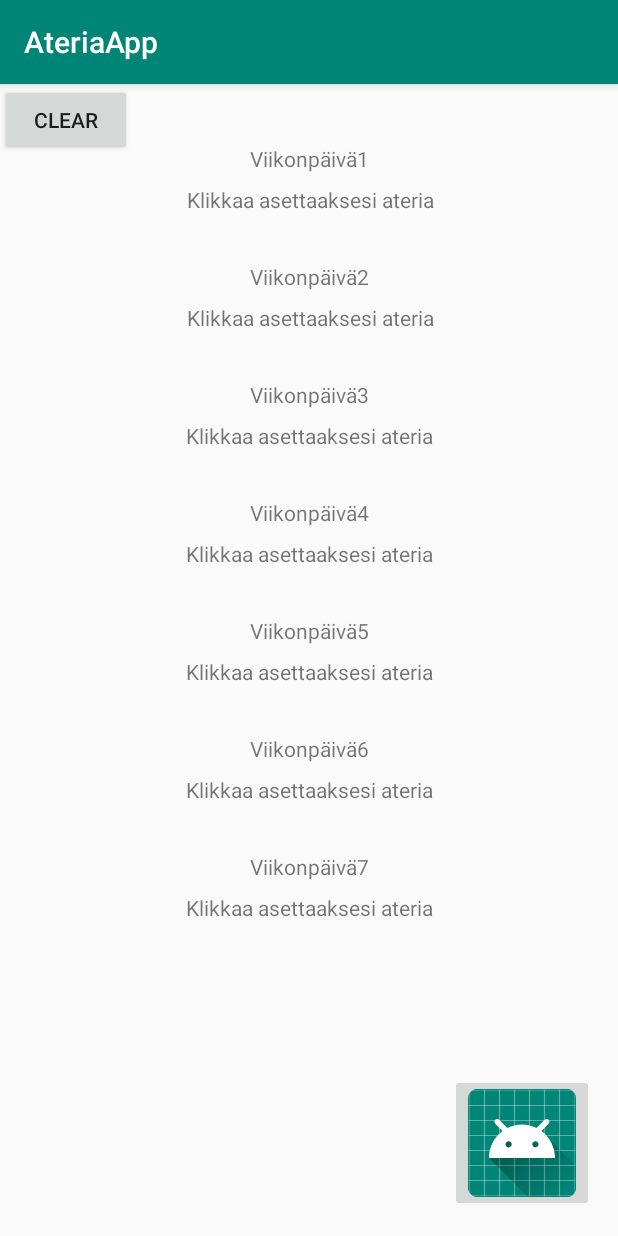
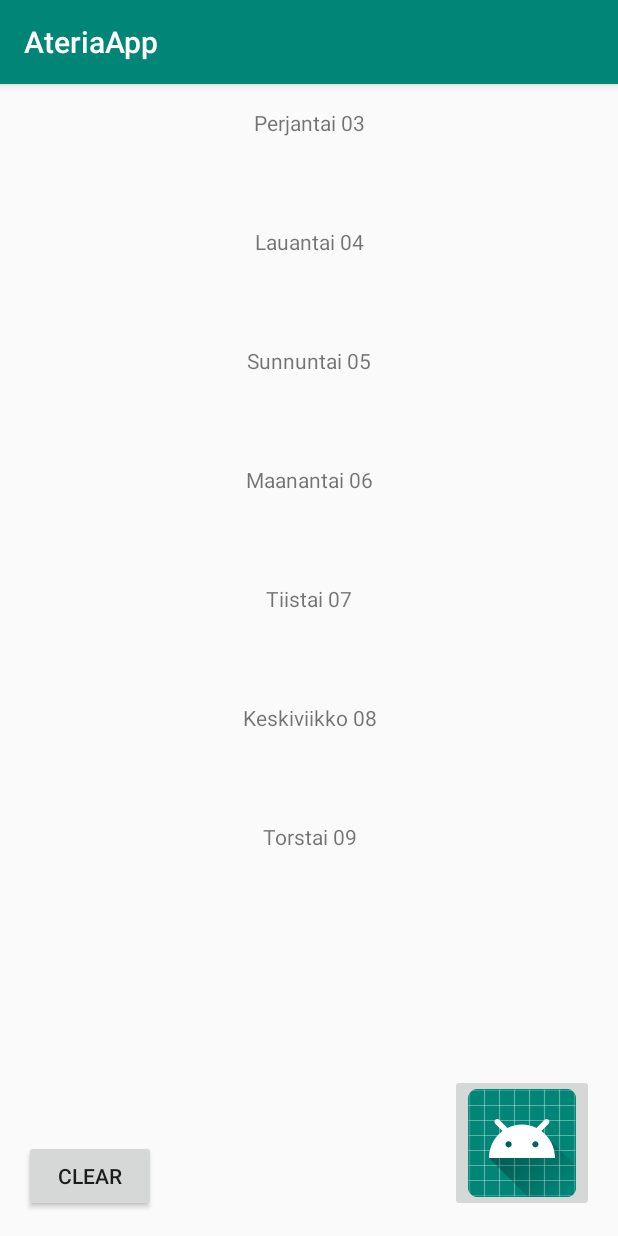
Before and after one commit to Ruon1s/AteriaApp, an Android app: the screen it shows after launch (MainActivity), on a phone screen of 412 x 824 dp. Run offline under Robolectric (Android 15) with nearby library versions, the phone set to English and light mode, and no system bars.

Commit message:
Main activity Scriptit + xml hipsutteluu

```diff
--- a/app/src/main/java/com/example/ateriaapp/MainActivity.java
+++ b/app/src/main/java/com/example/ateriaapp/MainActivity.java
@@ -5,23 +5,80 @@ import androidx.appcompat.app.AppCompatActivity;
 
 import android.os.Bundle;
 import android.util.Log;
-
-import java.time.LocalDate;
+import android.view.View;
+import android.widget.TextView;
+import java.text.SimpleDateFormat;
+import java.util.Calendar;
+import java.util.Locale;
 
 public class MainActivity extends AppCompatActivity {
-    LocalDate date = LocalDate.now();
 
+    private static final String TAG = "MainActivity";
+
+    public TextView day;
 
     @Override
     protected void onCreate(Bundle savedInstanceState) {
-
-        Log.d("aa", "date on" + date);
         super.onCreate(savedInstanceState);
         setContentView(R.layout.activity_main);
+        setupDays();
+    }
 
+    private String convertDayName(String SDFDay) {
+        if (SDFDay.contentEquals("Mon")) {
+            SDFDay = "Maanantai";
+        } else if (SDFDay.contentEquals("Tue")) {
+            SDFDay = "Tiistai";
+        } else if (SDFDay.contentEquals("Wed")) {
+            SDFDay = "Keskiviikko";
+        } else if (SDFDay.contentEquals("Thu")) {
+            SDFDay = "Torstai";
+        } else if (SDFDay.contentEquals("Fri")) {
+            SDFDay = "Perjantai";
+        } else if (SDFDay.contentEquals("Sat")) {
+            SDFDay = "Lauantai";
+        } else if (SDFDay.contentEquals("Sun")) {
+            SDFDay = "Sunnuntai";
+        }
+        return SDFDay;
+    }
+
+    private void setupDays(){
+        for (int i = 0 ; i < 7; i++) {
+            SimpleDateFormat sdf = new SimpleDateFormat("dd", Locale.US);
+            Calendar cal = Calendar.getInstance();
+            cal.add(Calendar.DAY_OF_MONTH, i);
+            String newDate = sdf.format(cal.getTime());
+            Log.d(TAG, "setupDays: " +newDate);
+            SimpleDateFormat sdf1 = new SimpleDateFormat("E", Locale.US);
+            String newDate1 = sdf1.format(cal.getTime());
+            newDate1 = convertDayName(newDate1);
+            Log.d(TAG, "setupDays: " +newDate1);
+
+            if (i==0) {
+                day = (TextView) findViewById(R.id.viikonpaiva1);
+            } else if (i==1) {
+                day = (TextView) findViewById(R.id.viikonpaiva2);
+            } else if (i==2) {
+                day = (TextView) findViewById(R.id.viikonpaiva3);
+            } else if (i==3) {
+                day = (TextView) findViewById(R.id.viikonpaiva4);
+            } else if (i==4) {
+                day = (TextView) findViewById(R.id.viikonpaiva5);
+            } else if (i==5) {
+                day = (TextView) findViewById(R.id.viikonpaiva6);
+            } else {
+                day = (TextView) findViewById(R.id.viikonpaiva7);
+            }
+
+            String dateText = ""+newDate1+" "+newDate;
+
+            day.setText(dateText);
+
+        }
+    }
+
+    public void addMeal(View view) {
 
     }
-
-
-
 }
--- a/app/src/main/res/layout/activity_main.xml
+++ b/app/src/main/res/layout/activity_main.xml
@@ -8,157 +8,122 @@
 
     <TextView
         android:id="@+id/viikonpaiva1"
-        android:layout_width="wrap_content"
-        android:layout_height="wrap_content"
-        android:layout_marginStart="8dp"
-        android:layout_marginLeft="8dp"
-        android:layout_marginTop="40dp"
-        android:layout_marginEnd="8dp"
-        android:layout_marginRight="8dp"
+        android:layout_width="378dp"
+        android:layout_height="63dp"
+        android:layout_marginStart="16dp"
+        android:layout_marginLeft="16dp"
+        android:layout_marginTop="16dp"
+        android:layout_marginEnd="16dp"
+        android:layout_marginRight="16dp"
         android:text="Viikonpäivä1"
+        android:textAlignment="center"
+        android:onClick="addMeal"
+        android:clickable="true"
         app:layout_constraintEnd_toEndOf="parent"
         app:layout_constraintStart_toStartOf="parent"
         app:layout_constraintTop_toTopOf="parent" />
 
     <TextView
-        android:id="@+id/textView3"
-        android:layout_width="wrap_content"
-        android:layout_height="wrap_content"
-        android:layout_marginStart="8dp"
-        android:layout_marginLeft="8dp"
-        android:layout_marginTop="8dp"
-        android:layout_marginEnd="8dp"
-        android:layout_marginRight="8dp"
-        android:text="Klikkaa asettaaksesi ateria"
+        android:id="@+id/viikonpaiva2"
+        android:layout_width="380dp"
+        android:layout_height="63dp"
+        android:layout_marginStart="16dp"
+        android:layout_marginLeft="16dp"
+        android:layout_marginTop="16dp"
+        android:layout_marginEnd="16dp"
+        android:layout_marginRight="16dp"
+        android:text="Viikonpäivä2"
+        android:textAlignment="center"
+        android:onClick="addMeal"
+        android:clickable="true"
         app:layout_constraintEnd_toEndOf="parent"
-        app:layout_constraintHorizontal_bias="0.504"
         app:layout_constraintStart_toStartOf="parent"
         app:layout_constraintTop_toBottomOf="@+id/viikonpaiva1" />
 
     <TextView
-        android:id="@+id/viikonpaiva2"
-        android:layout_width="wrap_content"
-        android:layout_height="wrap_content"
-        android:layout_marginTop="32dp"
-        android:layout_marginBottom="8dp"
-        android:text="Viikonpäivä2"
-        app:layout_constraintBottom_toTopOf="@+id/textView5"
+        android:id="@+id/viikonpaiva3"
+        android:layout_width="379dp"
+        android:layout_height="63dp"
+        android:layout_marginStart="16dp"
+        android:layout_marginLeft="16dp"
+        android:layout_marginTop="16dp"
+        android:layout_marginEnd="16dp"
+        android:layout_marginRight="16dp"
+        android:text="Viikonpäivä3"
+        android:textAlignment="center"
+        android:onClick="addMeal"
+        android:clickable="true"
         app:layout_constraintEnd_toEndOf="parent"
-        app:layout_constraintStart_toStartOf="parent"
-        app:layout_constraintTop_toBottomOf="@+id/textView3"
-        app:layout_constraintVertical_bias="0.714"
-        app:layout_constraintVertical_chainStyle="spread_inside" />
-
-    <TextView
-        android:id="@+id/textView5"
-        android:layout_width="wrap_content"
-        android:layout_height="wrap_content"
-        android:layout_marginTop="8dp"
-        android:text="Klikkaa asettaaksesi ateria"
-        app:layout_constraintEnd_toEndOf="parent"
-        app:layout_constraintHorizontal_bias="0.504"
         app:layout_constraintStart_toStartOf="parent"
         app:layout_constraintTop_toBottomOf="@+id/viikonpaiva2" />
 
     <TextView
-        android:id="@+id/viikonpaiva3"
-        android:layout_width="wrap_content"
-        android:layout_height="wrap_content"
-        android:layout_marginTop="32dp"
-        android:text="Viikonpäivä3"
-        app:layout_constraintEnd_toEndOf="parent"
-        app:layout_constraintStart_toStartOf="parent"
-        app:layout_constraintTop_toBottomOf="@+id/textView5" />
-
-    <TextView
-        android:id="@+id/textView7"
-        android:layout_width="wrap_content"
-        android:layout_height="wrap_content"
-        android:layout_marginTop="8dp"
-        android:text="Klikkaa asettaaksesi ateria"
+        android:id="@+id/viikonpaiva4"
+        android:layout_width="379dp"
+        android:layout_height="63dp"
+        android:layout_marginStart="16dp"
+        android:layout_marginLeft="16dp"
+        android:layout_marginTop="16dp"
+        android:layout_marginEnd="16dp"
+        android:layout_marginRight="16dp"
+        android:text="Viikonpäivä4"
+        android:textAlignment="center"
+        android:onClick="addMeal"
+        android:clickable="true"
         app:layout_constraintEnd_toEndOf="parent"
         app:layout_constraintStart_toStartOf="parent"
         app:layout_constraintTop_toBottomOf="@+id/viikonpaiva3" />
 
     <TextView
-        android:id="@+id/viikonpaiva4"
-        android:layout_width="wrap_content"
-        android:layout_height="wrap_content"
-        android:layout_marginTop="32dp"
-        android:text="Viikonpäivä4"
-        app:layout_constraintEnd_toEndOf="parent"
-        app:layout_constraintStart_toStartOf="parent"
-        app:layout_constraintTop_toBottomOf="@+id/textView7" />
-
-    <TextView
-        android:id="@+id/textView9"
-        android:layout_width="wrap_content"
-        android:layout_height="wrap_content"
-        android:layout_marginTop="8dp"
-        android:text="Klikkaa asettaaksesi ateria"
-        app:layout_constraintEnd_toEndOf="parent"
-        app:layout_constraintStart_toStartOf="parent"
-        app:layout_constraintTop_toBottomOf="@+id/viikonpaiva5" />
-
-    <TextView
         android:id="@+id/viikonpaiva5"
-        android:layout_width="wrap_content"
-        android:layout_height="wrap_content"
-        android:layout_marginTop="32dp"
+        android:layout_width="379dp"
+        android:layout_height="63dp"
+        android:layout_marginStart="16dp"
+        android:layout_marginLeft="16dp"
+        android:layout_marginTop="16dp"
+        android:layout_marginEnd="16dp"
+        android:layout_marginRight="16dp"
         android:text="Viikonpäivä5"
-        app:layout_constraintEnd_toEndOf="parent"
-        app:layout_constraintStart_toStartOf="parent"
-        app:layout_constraintTop_toBottomOf="@+id/textView11" />
-
-    <TextView
-        android:id="@+id/textView11"
-        android:layout_width="wrap_content"
-        android:layout_height="wrap_content"
-        android:layout_marginTop="8dp"
-        android:text="Klikkaa asettaaksesi ateria"
+        android:textAlignment="center"
+        android:onClick="addMeal"
+        android:clickable="true"
         app:layout_constraintEnd_toEndOf="parent"
         app:layout_constraintStart_toStartOf="parent"
         app:layout_constraintTop_toBottomOf="@+id/viikonpaiva4" />
 
     <TextView
         android:id="@+id/viikonpaiva6"
-        android:layout_width="wrap_content"
-        android:layout_height="wrap_content"
-        android:layout_marginTop="32dp"
+        android:layout_width="379dp"
+        android:layout_height="63dp"
+        android:layout_marginStart="16dp"
+        android:layout_marginLeft="16dp"
+        android:layout_marginTop="16dp"
+        android:layout_marginEnd="16dp"
+        android:layout_marginRight="16dp"
         android:text="Viikonpäivä6"
+        android:textAlignment="center"
+        android:onClick="addMeal"
+        android:clickable="true"
         app:layout_constraintEnd_toEndOf="parent"
         app:layout_constraintStart_toStartOf="parent"
-        app:layout_constraintTop_toBottomOf="@+id/textView9" />
+        app:layout_constraintTop_toBottomOf="@+id/viikonpaiva5" />
 
     <TextView
-        android:id="@+id/textView13"
-        android:layout_width="wrap_content"
-        android:layout_height="wrap_content"
-        android:layout_marginTop="8dp"
-        android:text="Klikkaa asettaaksesi ateria"
+        android:id="@+id/viikonpaiva7"
+        android:layout_width="379dp"
+        android:layout_height="63dp"
+        android:layout_marginStart="16dp"
+        android:layout_marginLeft="16dp"
+        android:layout_marginTop="16dp"
+        android:layout_marginEnd="16dp"
+        android:layout_marginRight="16dp"
+        android:text="Viikonpäivä7"
+        android:textAlignment="center"
+        android:onClick="addMeal"
+        android:clickable="true"
         app:layout_constraintEnd_toEndOf="parent"
         app:layout_constraintStart_toStartOf="parent"
         app:layout_constraintTop_toBottomOf="@+id/viikonpaiva6" />
-
-    <TextView
-        android:id="@+id/viikonpaiva7"
-        android:layout_width="wrap_content"
-        android:layout_height="wrap_content"
-        android:layout_marginTop="32dp"
-        android:text="Viikonpäivä7"
-        app:layout_constraintEnd_toEndOf="parent"
-        app:layout_constraintStart_toStartOf="parent"
-        app:layout_constraintTop_toBottomOf="@+id/textView13" />
-
-    <TextView
-        android:id="@+id/textView15"
-        android:layout_width="wrap_content"
-        android:layout_height="wrap_content"
-        android:layout_marginTop="8dp"
-        android:text="Klikkaa asettaaksesi ateria"
-        app:layout_constraintEnd_toEndOf="parent"
-        app:layout_constraintStart_toStartOf="parent"
-        app:layout_constraintTop_toBottomOf="@+id/viikonpaiva7" />
 
     <ImageButton
         android:id="@+id/imageButton"
@@ -175,8 +140,11 @@
         android:id="@+id/button2"
         android:layout_width="wrap_content"
         android:layout_height="wrap_content"
+        android:layout_marginStart="16dp"
+        android:layout_marginLeft="16dp"
+        android:layout_marginBottom="16dp"
         android:text="Clear"
-        tools:layout_editor_absoluteX="324dp"
-        tools:layout_editor_absoluteY="0dp" />
+        app:layout_constraintBottom_toBottomOf="parent"
+        app:layout_constraintStart_toStartOf="parent" />
 
 </androidx.constraintlayout.widget.ConstraintLayout>
```
